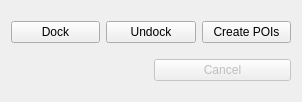
Before: the Qt Designer form pal_navigation_rviz_plugins/src/dock_undock.ui in pal-robotics/pal_rviz_plugins, drawn with Qt 5.
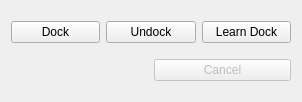
After: the same form once the commit is applied.

Commit message: changed buttom text

Patch:
```diff
--- a/pal_navigation_rviz_plugins/src/dock_undock.ui
+++ b/pal_navigation_rviz_plugins/src/dock_undock.ui
@@ -33,7 +33,7 @@
      <item>
       <widget class="QPushButton" name="createDock">
        <property name="text">
-        <string>Create POIs</string>
+        <string>Learn Dock</string>
        </property>
       </widget>
      </item>
```
